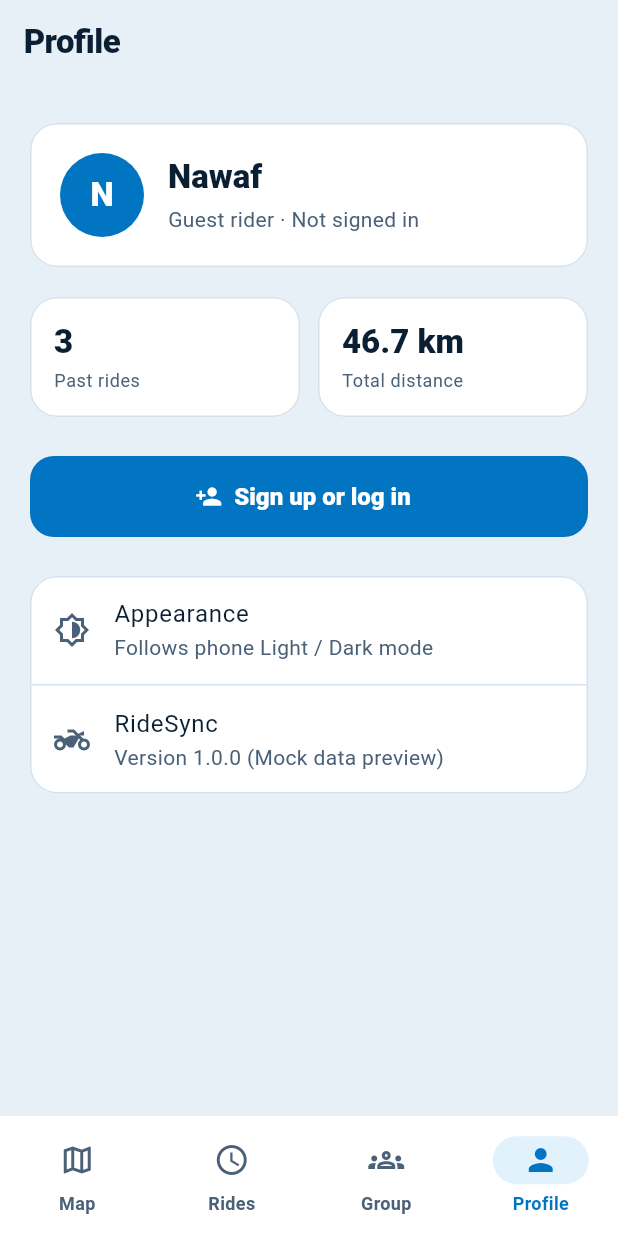
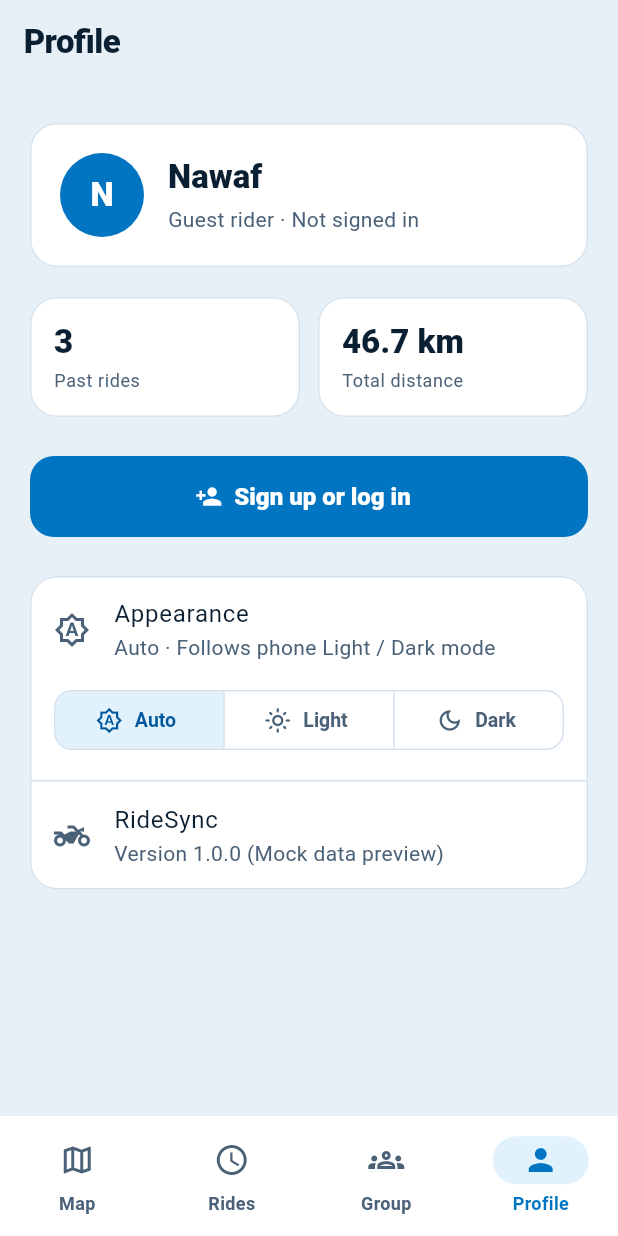
Before and after one commit to nawaftahir/ridesync, a Flutter app: the screen it shows after launch, item 4 of the bottom bar chosen, on a phone screen of 412 x 824 dp. Run offline on Flutter 3.47's test engine with Material 3 defaults, Android fonts, the phone set to English and light mode, and no system bars; our stand-ins replace flutter_map, geolocator, latlong2.

Commit message:
feat(theme): implement in-app theme switcher with Auto, Light, and Dark modes

```diff
--- a/lib/main.dart
+++ b/lib/main.dart
@@ -6,8 +6,24 @@ void main() {
   runApp(const RideSyncApp());
 }
 
-class RideSyncApp extends StatelessWidget {
-  const RideSyncApp({super.key});
+class RideSyncApp extends StatefulWidget {
+  const RideSyncApp({super.key, this.initialThemeMode = ThemeMode.system});
+
+  final ThemeMode initialThemeMode;
+
+  @override
+  State<RideSyncApp> createState() => _RideSyncAppState();
+}
+
+class _RideSyncAppState extends State<RideSyncApp> {
+  late ThemeMode _themeMode = widget.initialThemeMode;
+
+  void _setThemeMode(ThemeMode mode) {
+    if (mode == _themeMode) return;
+    setState(() {
+      _themeMode = mode;
+    });
+  }
 
   @override
   Widget build(BuildContext context) {
@@ -16,9 +32,11 @@ class RideSyncApp extends StatelessWidget {
       debugShowCheckedModeBanner: false,
       theme: AppTheme.light,
       darkTheme: AppTheme.dark,
-      // Follow the phone: light when the phone is light, dark when it is dark.
-      themeMode: ThemeMode.system,
-      home: const MainScreen(),
+      themeMode: _themeMode,
+      home: MainScreen(
+        themeMode: _themeMode,
+        onThemeModeChanged: _setThemeMode,
+      ),
     );
   }
 }
--- a/lib/screens/main_screen.dart
+++ b/lib/screens/main_screen.dart
@@ -17,11 +17,15 @@ class MainScreen extends StatefulWidget {
     this.rideRepository = const RideRepository(),
     this.riderRepository = const RiderRepository(),
     this.locationService = const LocationService(),
+    this.themeMode = ThemeMode.system,
+    this.onThemeModeChanged,
   });
 
   final RideRepository rideRepository;
   final RiderRepository riderRepository;
   final LocationService locationService;
+  final ThemeMode themeMode;
+  final ValueChanged<ThemeMode>? onThemeModeChanged;
 
   @override
   State<MainScreen> createState() => _MainScreenState();
@@ -91,7 +95,11 @@ class _MainScreenState extends State<MainScreen> {
             activeRide: _activeRide,
             riders: widget.riderRepository.positions,
           ),
-          ProfileScreen(rideRepository: widget.rideRepository),
+          ProfileScreen(
+            rideRepository: widget.rideRepository,
+            themeMode: widget.themeMode,
+            onThemeModeChanged: widget.onThemeModeChanged,
+          ),
         ],
       ),
       bottomNavigationBar: DecoratedBox(
--- a/lib/screens/profile_screen.dart
+++ b/lib/screens/profile_screen.dart
@@ -2,14 +2,30 @@ import 'package:flutter/material.dart';
 import 'package:ridesync/repositories/ride_repository.dart';
 import 'package:ridesync/screens/login_screen.dart';
 
-// Rider profile page with mock rider summary and link to LoginScreen.
+// Rider profile page with mock rider summary, theme switcher, and login link.
 class ProfileScreen extends StatelessWidget {
   const ProfileScreen({
     super.key,
     this.rideRepository = const RideRepository(),
+    this.themeMode = ThemeMode.system,
+    this.onThemeModeChanged,
   });
 
   final RideRepository rideRepository;
+  final ThemeMode themeMode;
+  final ValueChanged<ThemeMode>? onThemeModeChanged;
+
+  IconData get _themeIcon => switch (themeMode) {
+    ThemeMode.system => Icons.brightness_auto_outlined,
+    ThemeMode.light => Icons.light_mode_outlined,
+    ThemeMode.dark => Icons.dark_mode_outlined,
+  };
+
+  String get _themeDescription => switch (themeMode) {
+    ThemeMode.system => 'Auto · Follows phone Light / Dark mode',
+    ThemeMode.light => 'Light · Always uses light theme',
+    ThemeMode.dark => 'Dark · Always uses dark theme',
+  };
 
   @override
   Widget build(BuildContext context) {
@@ -101,9 +117,39 @@ class ProfileScreen extends StatelessWidget {
             child: Column(
               children: [
                 ListTile(
-                  leading: const Icon(Icons.brightness_6_outlined),
+                  leading: Icon(_themeIcon),
                   title: const Text('Appearance'),
-                  subtitle: const Text('Follows phone Light / Dark mode'),
+                  subtitle: Text(_themeDescription),
+                ),
+                Padding(
+                  padding: const EdgeInsets.fromLTRB(16, 0, 16, 16),
+                  child: SizedBox(
+                    width: double.infinity,
+                    child: SegmentedButton<ThemeMode>(
+                      showSelectedIcon: false,
+                      segments: const [
+                        ButtonSegment<ThemeMode>(
+                          value: ThemeMode.system,
+                          icon: Icon(Icons.brightness_auto_outlined, size: 18),
+                          label: Text('Auto'),
+                        ),
+                        ButtonSegment<ThemeMode>(
+                          value: ThemeMode.light,
+                          icon: Icon(Icons.light_mode_outlined, size: 18),
+                          label: Text('Light'),
+                        ),
+                        ButtonSegment<ThemeMode>(
+                          value: ThemeMode.dark,
+                          icon: Icon(Icons.dark_mode_outlined, size: 18),
+                          label: Text('Dark'),
+                        ),
+                      ],
+                      selected: {themeMode},
+                      onSelectionChanged: onThemeModeChanged == null
+                          ? null
+                          : (selection) => onThemeModeChanged!(selection.first),
+                    ),
+                  ),
                 ),
                 const Divider(height: 1),
                 const ListTile(
--- a/lib/screens/ride_map_screen.dart
+++ b/lib/screens/ride_map_screen.dart
@@ -793,16 +793,20 @@ class _MapBottomSheet extends StatelessWidget {
                       ),
                     ),
                     Row(
-                      mainAxisAlignment: MainAxisAlignment.spaceBetween,
                       children: [
-                        Text(
-                          ride == null ? 'Ready to ride' : 'Group ride',
-                          style: const TextStyle(
-                            fontSize: 22,
-                            fontWeight: FontWeight.w800,
-                            letterSpacing: -0.4,
+                        Expanded(
+                          child: Text(
+                            ride == null ? 'Ready to ride' : 'Group ride',
+                            maxLines: 1,
+                            overflow: TextOverflow.ellipsis,
+                            style: const TextStyle(
+                              fontSize: 22,
+                              fontWeight: FontWeight.w800,
+                              letterSpacing: -0.4,
+                            ),
                           ),
                         ),
+                        const SizedBox(width: 8),
                         _StatusPill(isLive: ride != null),
                       ],
                     ),
--- a/lib/theme/app_theme.dart
+++ b/lib/theme/app_theme.dart
@@ -152,6 +152,19 @@ class AppTheme {
         }),
       ),
 
+      segmentedButtonTheme: SegmentedButtonThemeData(
+        style: SegmentedButton.styleFrom(
+          selectedBackgroundColor: colors.primaryContainer,
+          selectedForegroundColor: colors.onPrimaryContainer,
+          foregroundColor: colors.onSurfaceVariant,
+          side: BorderSide(color: colors.outlineVariant),
+          shape: RoundedRectangleBorder(
+            borderRadius: BorderRadius.circular(12),
+          ),
+          textStyle: const TextStyle(fontSize: 13, fontWeight: FontWeight.w700),
+        ),
+      ),
+
       dividerTheme: DividerThemeData(color: colors.outlineVariant),
     );
   }
```
Also changed, not shown: 2 other files.
